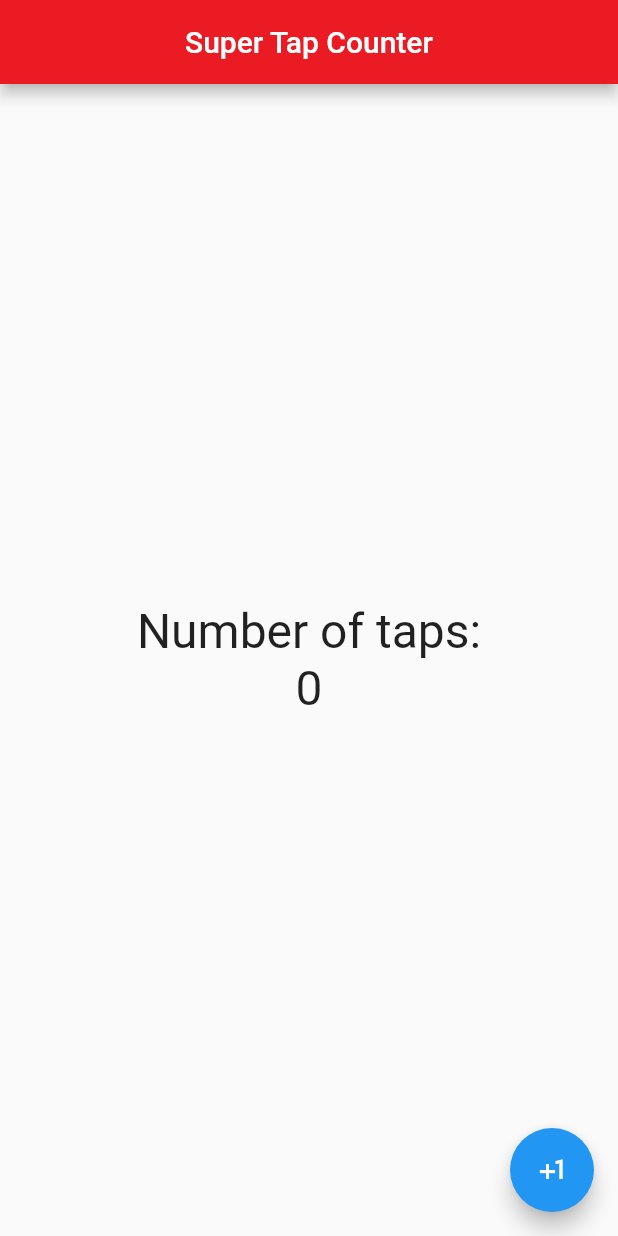
After one commit to JordiDeSanta/Flutter-First-App, a Flutter app: the screen it shows after launch, on a phone screen of 412 x 824 dp. The commit adds this screen. Run offline on Flutter 3.47's test engine with Material 2 defaults, Android fonts, the phone set to English and light mode, and no system bars.

Commit message:
Adding button functionality

```diff
--- a/lib/src/app.dart
+++ b/lib/src/app.dart
@@ -1,11 +1,14 @@
+// Third Party
 import 'package:flutter/material.dart';
-import 'package:flutter_firstapp/src/pages/home_page.dart';
+
+// Own
+import 'pages/counter.dart';
 
 class MyApp extends StatelessWidget {
   @override
   Widget build(BuildContext context) {
     return MaterialApp(
-      home: HomePage()
+      home: Counter(),
     );
   }
 }
--- /dev/null
+++ b/lib/src/pages/counter.dart
@@ -0,0 +1,39 @@
+import 'package:flutter/material.dart';
+
+class Counter extends StatefulWidget {
+  @override
+  State<StatefulWidget> createState() => _CounterState();
+}
+
+class _CounterState extends State<Counter> {
+  final _fontStyle = new TextStyle(fontSize: 32);
+  int _counter = 0;
+
+  @override
+  Widget build(BuildContext context) {
+    return Scaffold(
+      appBar: AppBar(
+        title: Text('Super Tap Counter'),
+        centerTitle: true,
+        backgroundColor: Color.fromARGB(255, 235, 27, 35),
+      ),
+      body: Center(
+        child: Column(
+          children: [
+            Text('Number of taps:', style: _fontStyle),
+            Text('$_counter', style: _fontStyle),
+          ],
+          mainAxisAlignment: MainAxisAlignment.center,
+        ),
+      ),
+      floatingActionButton: FloatingActionButton(
+        onPressed: () {
+          setState(() {
+            _counter++;
+          });
+        },
+        child: Icon(Icons.plus_one),
+      ),
+    );
+  }
+}
```
Also changed, not shown: lib/src/pages/home_page.dart (+5 -24 lines).
